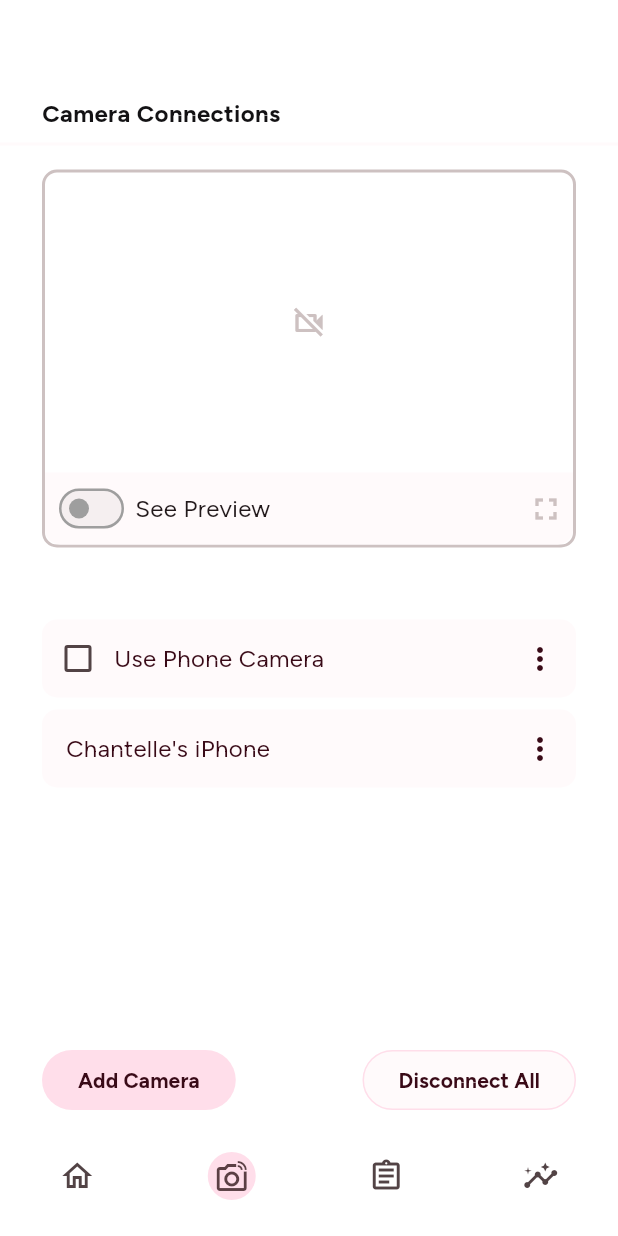
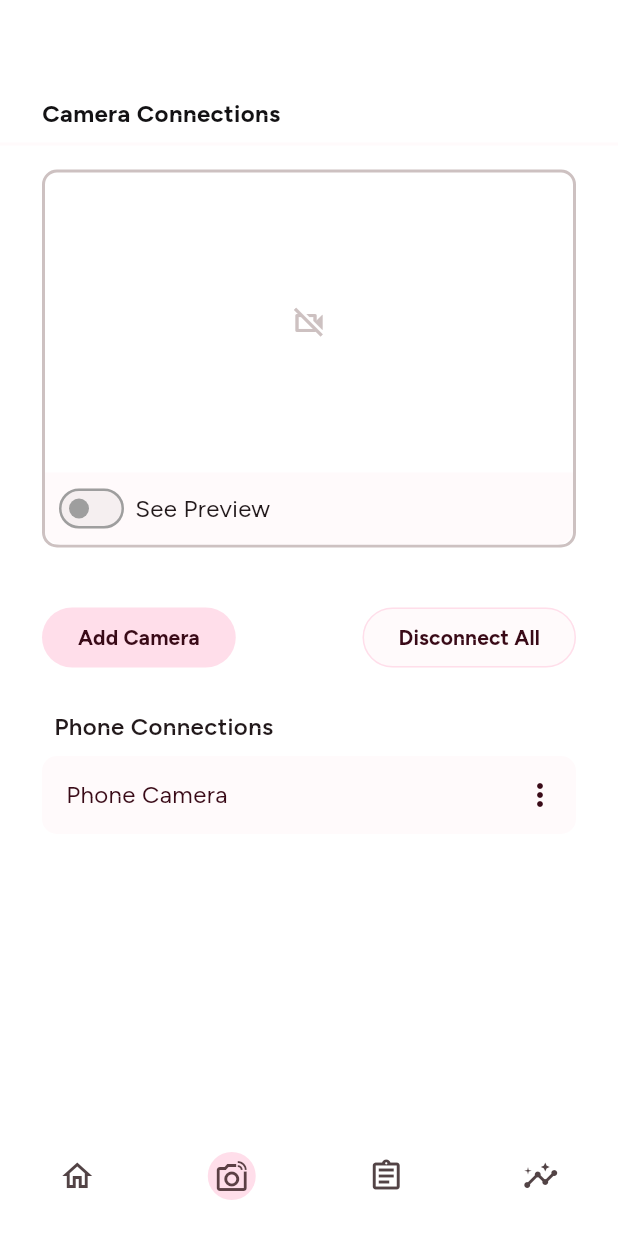
Before and after one commit to jacq-lee/brava, a Flutter app: the screen it shows after launch, item 2 of the bottom bar chosen, on a phone screen of 412 x 824 dp. Run offline on Flutter 3.47's test engine with Material 3 defaults, Android fonts, the phone set to English and light mode, and no system bars; our stand-ins replace camera, expandable.

Commit message:
Add live camera preview to the camera page

```diff
--- a/brava/lib/main.dart
+++ b/brava/lib/main.dart
@@ -1,10 +1,9 @@
 import 'package:flutter/material.dart';
+
 import 'package:brava/style/style.dart';
-import 'screens/loading.dart';
 import 'screens/home.dart';
 import 'screens/camera.dart';
 import 'screens/stats.dart';
-import 'screens/stats2.dart';
 import 'screens/limits.dart';
 
 
--- a/brava/lib/screens/camera.dart
+++ b/brava/lib/screens/camera.dart
@@ -1,4 +1,5 @@
 import 'package:flutter/material.dart';
+import 'package:camera/camera.dart';
 
 import 'package:brava/style/style.dart';
 import 'package:brava/widgets/widgets.dart';
@@ -13,40 +14,71 @@ class Camera extends StandardPage {
   }
 
   @override
-  Widget getContentWidget() {
+  Widget getContentWidget(BuildContext context) {
     return Column(
       mainAxisAlignment: MainAxisAlignment.center,
       children: <Widget>[
         // Video preview box.
-        VideoPreviewWidget(),
-        SizedBox(height: 48,),
-        // Connected cameras.
-        ConnectedCameraCard(deviceName: "Use Phone Camera", builtIn: true,),
-        SizedBox(height: 8,),
-        ConnectedCameraCard(deviceName: "Chantelle's iPhone", builtIn: false,),
-        // Fill the space between the connected camera and the bottom buttons.
-        Expanded(child: SizedBox(),),
-        // Add and disconnect camera buttons.
+        PreviewVideoWidget(),
+        SizedBox(height: 36,),
         Row(
+          mainAxisAlignment: MainAxisAlignment.center,
           children: [
             PrimaryButton(text: "Add Camera", onPressed: () {}),
             Expanded(child: SizedBox(),),
             SecondaryButton(text: "Disconnect All", onPressed: () {},),
           ],
         ),
+        SizedBox(height: 24,),
+        // Connected cameras.
+        Container(
+          alignment: AlignmentDirectional.centerStart,
+          padding: EdgeInsets.only(left: 8,),
+          child: Text(
+            "Phone Connections",
+            style: Theme.of(context).textTheme.bodyMedium!.copyWith(
+              fontWeight: FontWeight.w600,
+            )
+          ),
+        ),
+        SizedBox(height: 8,),
+        Expanded(
+          child: ListView(
+            padding: EdgeInsets.all(0),
+            children: [
+              ConnectedCameraCard(deviceName: "Phone Camera", builtIn: false,),
+              // SizedBox(height: 8,),
+              // ConnectedCameraCard(deviceName: "Coco's iPhone", builtIn: false,),
+              // SizedBox(height: 8,),
+            ],
+          ),
+        ),
       ],
     );
   }
 }
 
+// PREVIEW VIDEO WIDGET --------------------------------------------------------
+// Box that allows viewers to toggle a camera preview ON / OFF.
+class PreviewVideoWidget extends StatefulWidget {
+  const PreviewVideoWidget({super.key});
 
-class VideoPreviewWidget extends StatelessWidget {
-  const VideoPreviewWidget({super.key});
+  @override
+  State<PreviewVideoWidget> createState() => _PreviewVideoWidgetState();
+}
+
+class _PreviewVideoWidgetState extends State<PreviewVideoWidget> {
+  bool previewOn = false;
+  final cornerRad = 10.0;
+
+  void togglePreview() {
+    setState(() {
+      previewOn = !previewOn;
+    });
+  }
 
   @override
   Widget build(BuildContext context) {
-    const cornerRad = 10.0;
-
     return Container(
       // Border around whole video preview widget.
       decoration: BoxDecoration(
@@ -57,10 +89,15 @@ class VideoPreviewWidget extends StatelessWidget {
         mainAxisAlignment: MainAxisAlignment.center,
         children: <Widget>[
           // Video previewer.
-          Stack(
+          previewOn
+          ? ClipRRect(
+            borderRadius: BorderRadius.vertical(top: Radius.circular(cornerRad*0.8,),),
+            child: CameraPreviewWidget(),
+          )
+          : Stack(
             alignment: AlignmentDirectional.center,
             children: [
-              SizedBox(height: 200),
+              SizedBox(height: 200,),
               Icon(Icons.videocam_off_outlined, color: BravaColors.dirtyDuckGrey,)
             ],
           ),
@@ -68,7 +105,7 @@ class VideoPreviewWidget extends StatelessWidget {
           Container(
             padding: EdgeInsets.symmetric(horizontal: 6, vertical: 4),
             decoration: BoxDecoration(
-              color: BravaColors.lightestPink,
+                color: BravaColors.lightestPink,
                 borderRadius: BorderRadius.vertical(bottom: Radius.circular(cornerRad))
             ),
             child: Row(
@@ -76,14 +113,15 @@ class VideoPreviewWidget extends StatelessWidget {
                 SizedBox(
                   height: 40,
                   child: FittedBox(
-                      fit: BoxFit.fitHeight,
-                      child: SwitchWidget()
+                    fit: BoxFit.fitHeight,
+                    // child: PrimaryButton(text: "test", onPressed: togglePreview)
+                    child: SwitchWidget(onChanged: togglePreview,),
                   ),
                 ),
                 SizedBox(width: 4),
                 Text("See Preview"),
                 Expanded(child: SizedBox()),
-                Icon(Icons.fullscreen, color: BravaColors.dirtyDuckGrey),  // Make functional and enable/disable
+                // Icon(Icons.fullscreen, color: BravaColors.dirtyDuckGrey),  // Make functional and enable/disable
               ],
             ),
           ),
@@ -94,6 +132,9 @@ class VideoPreviewWidget extends StatelessWidget {
 }
 
 
+// CONNECTED CAMERA CARD WIDGET ------------------------------------------------
+// Widget that displays a camera when it's connected, and allows the user to
+// edit or disconnect.
 enum CameraMenu { rename, properties, disconnect, }
 
 class ConnectedCameraCard extends StatefulWidget {
@@ -178,3 +219,63 @@ class _ConnectedCameraCardState extends State<ConnectedCameraCard> {
     );
   }
 }
+
+
+// CAMERA PREVIEW WIDGET -------------------------------------------------------
+// Widget for viewing a live camera preview.
+class CameraPreviewWidget extends StatefulWidget {
+  const CameraPreviewWidget({super.key});
+
+  @override
+  State<CameraPreviewWidget> createState() => _CameraPreviewWidgetState();
+}
+
+class _CameraPreviewWidgetState extends State<CameraPreviewWidget> {
+  late CameraController _controller;
+  List<CameraDescription> _cameras = [];
+  bool _isCameraInitialized = false;
+
+  @override
+  void initState() {
+    super.initState();
+    _initializeCamera();
+  }
+
+  Future<void> _initializeCamera() async {
+    try {
+      _cameras = await availableCameras();
+      if (_cameras.isNotEmpty) {
+        _controller = CameraController(_cameras[0], ResolutionPreset.max);
+        await _controller.initialize();
+        if (mounted) {
+          setState(() {
+            _isCameraInitialized = true;
+          });
+        }
+      } else {
+        print("No cameras available.");
+      }
+    } catch (e) {
+      print("Error initializing camera: $e");
+    }
+  }
+
+  @override
+  void dispose() {
+    if (_isCameraInitialized) {
+      _controller.dispose();
+    }
+    super.dispose();
+  }
+
+  @override
+  Widget build(BuildContext context) {
+    if (!_isCameraInitialized) {
+      return const Scaffold(
+        body: Center(child: CircularProgressIndicator()),
+      );
+    }
+
+    return CameraPreview(_controller);
+  }
+}
--- a/brava/lib/screens/home.dart
+++ b/brava/lib/screens/home.dart
@@ -104,11 +104,11 @@ class _RunSessionWidgetState extends State<RunSessionWidget> {
     return Column(
       children: [
         running
-            ? SecondaryButton(
+        ? SecondaryButton(
           text: "End Session",
           onPressed: _toggleRecording,
         )
-            : PrimaryButton(
+        : PrimaryButton(
           text: "Start Session",
           onPressed: _toggleRecording,
         ),
--- a/brava/lib/screens/limits.dart
+++ b/brava/lib/screens/limits.dart
@@ -13,7 +13,7 @@ class Limits extends StandardPage {
   }
 
   @override
-  Widget getContentWidget() {
+  Widget getContentWidget(BuildContext context) {
     return LimitsContent();
   }
 }
--- a/brava/lib/screens/stats.dart
+++ b/brava/lib/screens/stats.dart
@@ -14,7 +14,7 @@ class Stats extends StandardPage {
   }
 
   @override
-  Widget getContentWidget() {
+  Widget getContentWidget(BuildContext context) {
     return Column(
       children: [
         // Toggle for Daily / Weekly / Monthly / Yearly breakdown.
--- a/brava/lib/widgets/widgets.dart
+++ b/brava/lib/widgets/widgets.dart
@@ -9,7 +9,7 @@ class StandardPage extends StatelessWidget {
     throw UnimplementedError();
   }
 
-  Widget getContentWidget() {
+  Widget getContentWidget(BuildContext context) {
     throw UnimplementedError();
   }
 
@@ -24,7 +24,7 @@ class StandardPage extends StatelessWidget {
           Expanded(
             child: Container(
               margin: EdgeInsets.symmetric(horizontal: ScreenPadding.edgePadH,),
-              child: getContentWidget(),
+              child: getContentWidget(context),
             )
           ),
         ],
@@ -110,7 +110,9 @@ class SecondaryButton extends StatelessWidget {
 
 
 class SwitchWidget extends StatefulWidget {
-  const SwitchWidget({super.key});
+  const SwitchWidget({super.key, required this.onChanged});
+
+  final VoidCallback onChanged;
 
   @override
   State<SwitchWidget> createState() => _SwitchWidgetState();
@@ -139,6 +141,7 @@ class _SwitchWidgetState extends State<SwitchWidget> {
         setState(() {
           light = value;
         });
+        widget.onChanged();
       },
     );
   }
--- a/brava/pubspec.yaml
+++ b/brava/pubspec.yaml
@@ -35,6 +35,7 @@ dependencies:
   # Use with the CupertinoIcons class for iOS style icons.
   cupertino_icons: ^1.0.8
   expandable: ^5.0.1
+  camera: ^0.11.1
 
 dev_dependencies:
   flutter_test:
```
